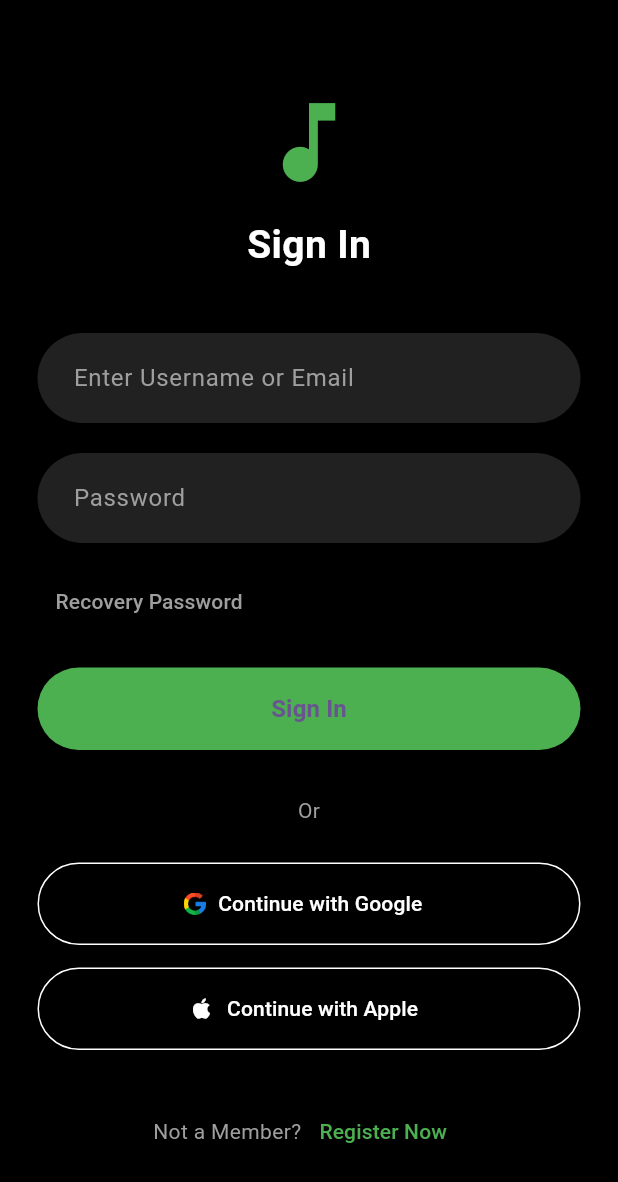
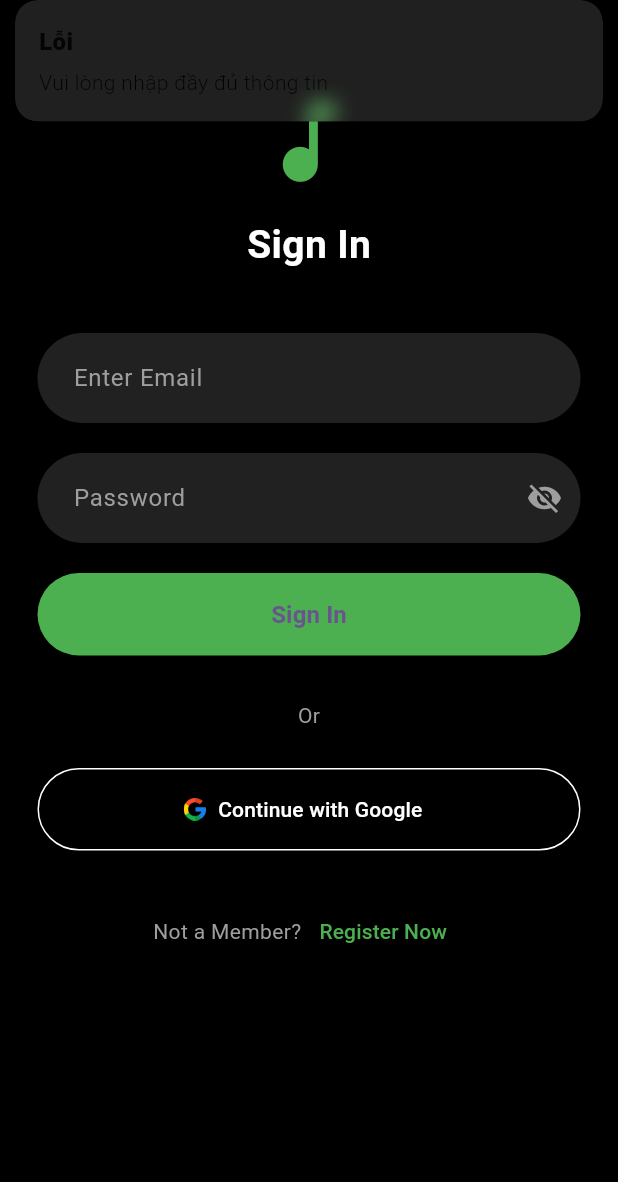
Before and after one commit to Luffy-Cuti/play_music, a Flutter app: the screen it shows after launch, after a tap on "Sign In", on a phone screen of 412 x 824 dp. Shown: the top 1182 px of the screen. Run offline on Flutter 3.47's test engine with Material 3 defaults, Android fonts, the phone set to English and light mode, and no system bars; our stand-ins replace firebase_auth, firebase_core, firebase_crashlytics, flutter_local_notifications, get, get_storage and 3 more; accounts and stored records are empty.

Commit message:
cha bt dc gi ko

```diff
--- a/lib/data/services/auth_controller.dart
+++ b/lib/data/services/auth_controller.dart
@@ -1,12 +1,30 @@
 import 'package:get/get.dart';
 import 'package:firebase_auth/firebase_auth.dart';
+import 'package:play_msuci/data/services/root_page.dart';
 
 class AuthController extends GetxController {
   var user = Rxn<User>();
 
   @override
   void onInit() {
-    user.value = FirebaseAuth.instance.currentUser;
+    user.bindStream(FirebaseAuth.instance.authStateChanges());
     super.onInit();
   }
+
+  Future<void> signIn(String email, String password) async {
+    try {
+      final credential =
+      await FirebaseAuth.instance.signInWithEmailAndPassword(
+        email: email,
+        password: password,
+      );
+      Get.offAll(() => RootPage());
+
+
+
+    } on FirebaseAuthException catch (e) {
+      print("LOGIN ERROR: ${e.message}");
+      Get.snackbar("Lỗi", e.message ?? "Đăng nhập thất bại");
+    }
+  }
 }
--- /dev/null
+++ b/lib/data/services/root_page.dart
@@ -0,0 +1,23 @@
+import 'package:flutter/material.dart';
+import 'package:get/get.dart';
+import '../../data/services/auth_controller.dart';
+import '../../modules/home/home_page.dart';
+import '../../modules/login/login_page.dart';
+
+
+class RootPage extends StatelessWidget {
+  RootPage({super.key});
+
+  final AuthController authController = Get.find();
+
+  @override
+  Widget build(BuildContext context) {
+    return Obx(() {
+      print("ROOT REBUILD: ${authController.user.value?.email}");
+
+      return authController.user.value == null
+          ? LoginPage()
+          : HomePage();
+    });
+  }
+}
--- a/lib/main.dart
+++ b/lib/main.dart
@@ -3,6 +3,7 @@ import 'dart:ui';
 import 'package:flutter/material.dart';
 import 'package:get/get.dart';
 import 'package:firebase_core/firebase_core.dart';
+import 'package:play_msuci/data/services/root_page.dart';
 import 'core/localization/app_translation.dart';
 import 'core/routes/app_pages.dart';
 import 'package:firebase_crashlytics/firebase_crashlytics.dart';
@@ -29,7 +30,7 @@ class MyApp extends StatelessWidget {
   Widget build(BuildContext context) {
     return GetMaterialApp(
       debugShowCheckedModeBanner: false,
-      initialRoute: AppRoutes.LOGIN,
+      home: RootPage(),
       getPages: AppPages.pages,
       translations: AppTranslation(),
       locale: Locale('vi'),
--- a/lib/modules/login/login_controller.dart
+++ b/lib/modules/login/login_controller.dart
@@ -1,11 +1,15 @@
+import 'package:flutter/cupertino.dart';
 import 'package:get/get.dart';
 import 'package:firebase_auth/firebase_auth.dart';
 import 'package:google_sign_in/google_sign_in.dart';
 import '../../core/routes/app_pages.dart';
+import '../../data/services/root_page.dart';
 
 class LoginController extends GetxController {
   final FirebaseAuth _auth = FirebaseAuth.instance;
   final GoogleSignIn _googleSignIn = GoogleSignIn();
+  final emailController = TextEditingController();
+  final passwordController = TextEditingController();
 
   var isLoading = false.obs;
 
@@ -21,8 +25,7 @@ class LoginController extends GetxController {
         return;
       }
 
-      final GoogleSignInAuthentication googleAuth =
-      await googleUser.authentication;
+      final googleAuth = await googleUser.authentication;
 
       final credential = GoogleAuthProvider.credential(
         accessToken: googleAuth.accessToken,
@@ -31,7 +34,7 @@ class LoginController extends GetxController {
 
       await _auth.signInWithCredential(credential);
 
-      Get.offAllNamed(AppRoutes.HOME);
+      Get.offAll(() => RootPage());
 
     } catch (e) {
       Get.snackbar("Error", e.toString());
@@ -43,6 +46,6 @@ class LoginController extends GetxController {
   Future<void> signOut() async {
     await _googleSignIn.signOut();
     await _auth.signOut();
-    Get.offAllNamed(AppRoutes.LOGIN);
+
   }
 }
--- a/lib/modules/login/login_page.dart
+++ b/lib/modules/login/login_page.dart
@@ -1,12 +1,14 @@
 import 'package:flutter/material.dart';
 import 'package:get/get.dart';
 import 'package:play_msuci/core/routes/app_pages.dart';
+import '../../data/services/auth_controller.dart';
 import 'login_controller.dart';
 
 class LoginPage extends StatelessWidget {
+  LoginPage({super.key});
+
   final controller = Get.put(LoginController());
-
-  LoginPage({super.key});
+  final AuthController authController = Get.find<AuthController>();
 
   @override
   Widget build(BuildContext context) {
@@ -48,10 +50,12 @@ class LoginPage extends StatelessWidget {
 
                   const SizedBox(height: 40),
 
+                  // EMAIL
                   TextField(
+                    controller: controller.emailController,
                     style: const TextStyle(color: Colors.white),
                     decoration: InputDecoration(
-                            hintText: "Enter Username or Email",
+                      hintText: "Enter Email",
                       hintStyle: const TextStyle(color: Colors.grey),
                       filled: true,
                       fillColor: Colors.grey.shade900,
@@ -68,7 +72,9 @@ class LoginPage extends StatelessWidget {
 
                   const SizedBox(height: 20),
 
+                  // PASSWORD
                   TextField(
+                    controller: controller.passwordController,
                     obscureText: true,
                     style: const TextStyle(color: Colors.white),
                     decoration: InputDecoration(
@@ -80,6 +86,10 @@ class LoginPage extends StatelessWidget {
                         vertical: 18,
                         horizontal: 20,
                       ),
+                      suffixIcon: const Icon(
+                        Icons.visibility_off,
+                        color: Colors.grey,
+                      ),
                       border: OutlineInputBorder(
                         borderRadius: BorderRadius.circular(30),
                         borderSide: BorderSide.none,
@@ -87,21 +97,9 @@ class LoginPage extends StatelessWidget {
                     ),
                   ),
 
-                        const SizedBox(height: 15),
-
-                        Align(
-                          alignment: Alignment.centerLeft,
-                          child: TextButton(
-                            onPressed: () {},
-                            child: const Text(
-                              "Recovery Password",
-                              style: TextStyle(color: Colors.grey),
-                            ),
-                          ),
-                        ),
-
                   const SizedBox(height: 20),
 
+                  // SIGN IN BUTTON
                   SizedBox(
                     width: double.infinity,
                     height: 55,
@@ -112,7 +110,24 @@ class LoginPage extends StatelessWidget {
                           borderRadius: BorderRadius.circular(30),
                         ),
                       ),
-                            onPressed: () {},
+                      onPressed: () {
+                        final email = controller
+                            .emailController.text
+                            .trim();
+                        final password = controller
+                            .passwordController.text
+                            .trim();
+
+                        if (email.isEmpty || password.isEmpty) {
+                          Get.snackbar(
+                            "Lỗi",
+                            "Vui lòng nhập đầy đủ thông tin",
+                          );
+                          return;
+                        }
+
+                        authController.signIn(email, password);
+                      },
                       child: const Text(
                         "Sign In",
                         style: TextStyle(
@@ -125,12 +140,14 @@ class LoginPage extends StatelessWidget {
 
                   const SizedBox(height: 30),
 
-                        const Text("Or", style: TextStyle(color: Colors.grey)),
+                  const Text(
+                    "Or",
+                    style: TextStyle(color: Colors.grey),
+                  ),
 
                   const SizedBox(height: 25),
 
-
-                        //GG
+                  // GOOGLE LOGIN
                   SizedBox(
                     width: double.infinity,
                     height: 55,
@@ -150,27 +167,6 @@ class LoginPage extends StatelessWidget {
                         style: TextStyle(color: Colors.white),
                       ),
                       onPressed: controller.signInWithGoogle,
-                          ),
-                        ),
-
-                        const SizedBox(height: 15),
-                        //Apple
-                        SizedBox(
-                          width: double.infinity,
-                          height: 55,
-                          child: OutlinedButton.icon(
-                            style: OutlinedButton.styleFrom(
-                              side: const BorderSide(color: Colors.white),
-                              shape: RoundedRectangleBorder(
-                                borderRadius: BorderRadius.circular(30),
-                              ),
-                            ),
-                            icon: const Icon(Icons.apple, color: Colors.white),
-                            label: const Text(
-                              "Continue with Apple",
-                              style: TextStyle(color: Colors.white),
-                            ),
-                            onPressed: () {},
                     ),
                   ),
 
```
Also changed, not shown: lib/modules/register/register_controller.dart (added, +38 -0 lines), lib/modules/register/register_page.dart (+17 -4 lines). Lines whose indentation alone changed are shown as unchanged.
